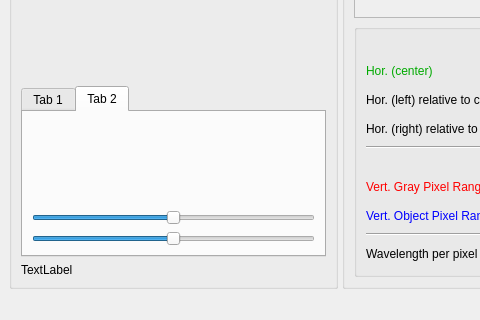
First picture: the form in UI/UI_Mainwindow.ui, repository garid3000/bps_spectrometer_gui, before the edit; both pictures show x 0 to 480 and y 428 to 748 of the 1229 by 748 pixel window.
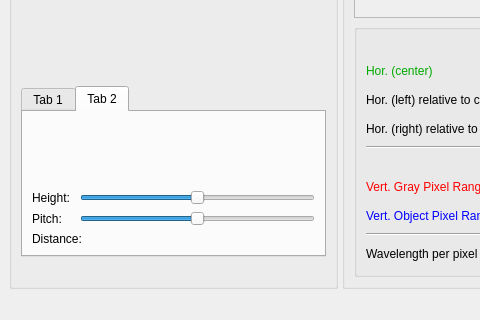
Second picture: the form after the edit. The open tabs and pages were chosen to show the change. Icons and pictures are not drawn. Custom widgets are drawn as their Qt base class.

Commit message: able to calculate the distance from angle and height

```diff
--- a/UI/UI_Mainwindow.ui
+++ b/UI/UI_Mainwindow.ui
@@ -155,22 +155,16 @@
               </attribute>
               <layout class="QGridLayout" name="gridLayout_3">
                <item row="1" column="0">
-                <widget class="QSlider" name="hs_physical_height">
-                 <property name="maximum">
-                  <number>300</number>
-                 </property>
-                 <property name="value">
-                  <number>150</number>
-                 </property>
-                 <property name="orientation">
-                  <enum>Qt::Orientation::Horizontal</enum>
+                <widget class="QLabel" name="l_physical_height">
+                 <property name="text">
+                  <string>Height: </string>
                  </property>
                 </widget>
                </item>
-               <item row="0" column="0">
+               <item row="0" column="0" colspan="2">
                 <widget class="GraphicsLayoutWidget" name="graph_physical_orientation" native="true"/>
                </item>
-               <item row="2" column="0">
+               <item row="2" column="1">
                 <widget class="QSlider" name="hs_physical_elv">
                  <property name="minimum">
                   <number>-90</number>
@@ -186,6 +180,39 @@
                  </property>
                 </widget>
                </item>
+               <item row="1" column="1">
+                <widget class="QSlider" name="hs_physical_height">
+                 <property name="maximum">
+                  <number>300</number>
+                 </property>
+                 <property name="value">
+                  <number>150</number>
+                 </property>
+                 <property name="orientation">
+                  <enum>Qt::Orientation::Horizontal</enum>
+                 </property>
+                </widget>
+               </item>
+               <item row="2" column="0">
+                <widget class="QLabel" name="l_physical_elv">
+                 <property name="text">
+                  <string>Pitch:</string>
+                 </property>
+                </widget>
+               </item>
+               <item row="3" column="0" colspan="2">
+                <widget class="QLabel" name="l_physical_distance">
+                 <property name="sizePolicy">
+                  <sizepolicy hsizetype="Preferred" vsizetype="Fixed">
+                   <horstretch>0</horstretch>
+                   <verstretch>0</verstretch>
+                  </sizepolicy>
+                 </property>
+                 <property name="text">
+                  <string>Distance:</string>
+                 </property>
+                </widget>
+               </item>
               </layout>
              </widget>
             </widget>
@@ -193,7 +220,7 @@
            <item row="7" column="0" colspan="2">
             <widget class="QLabel" name="tb_meta_json">
              <property name="text">
-              <string>TextLabel</string>
+              <string/>
              </property>
             </widget>
            </item>
```
Left out of the diff: 2 changed lines with no effect on the pictures. The commit also changes 2 other files.
